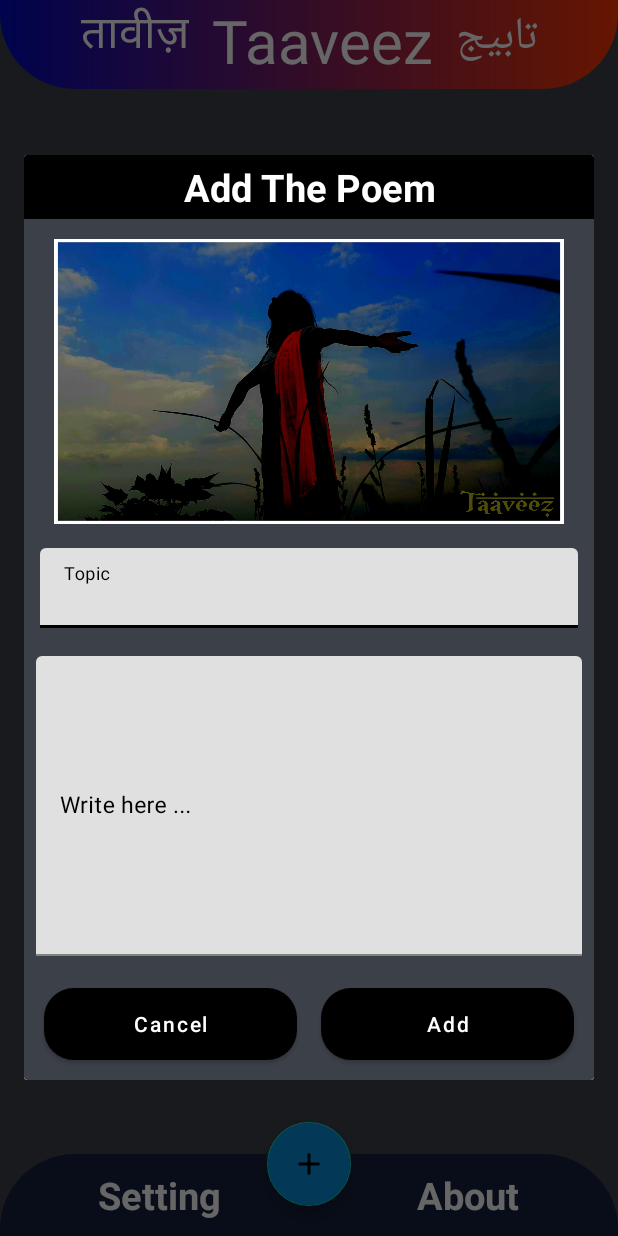
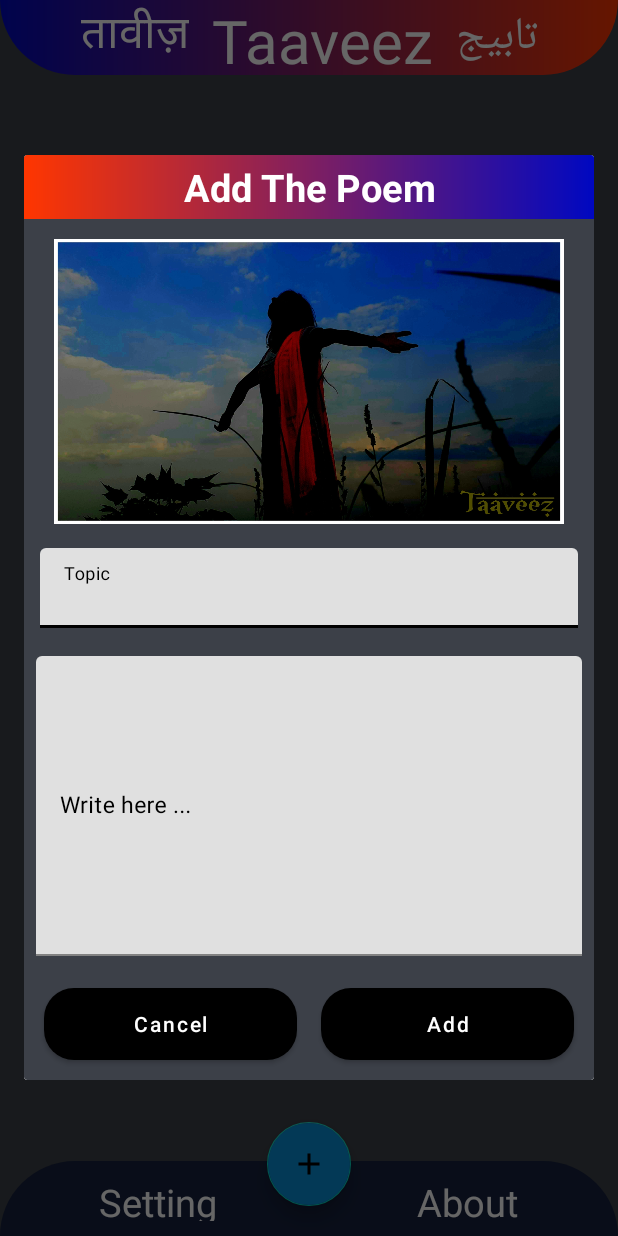
Before and after one commit to Suryansh1720001/Taaveez, an Android app: the Notes screen opened directly, with no data from a screen before it, after a tap on an icon or button, on a phone screen of 412 x 824 dp. Run offline under Robolectric (Android 15) with nearby library versions, the phone set to English and light mode, and no system bars.

Commit message:
update UI

```diff
--- a/app/src/main/java/com/google/mynotes/About.kt
+++ b/app/src/main/java/com/google/mynotes/About.kt
@@ -18,6 +18,8 @@ class About : AppCompatActivity() {
 
         binding?.btnAboutBack?.setOnClickListener {
             finish()
+            overridePendingTransition(R.drawable.slide_in_right,R.drawable.slide_out_rigth);
+
         }
 
 
--- a/app/src/main/java/com/google/mynotes/OpenPoem.kt
+++ b/app/src/main/java/com/google/mynotes/OpenPoem.kt
@@ -31,6 +31,8 @@ class OpenPoem : AppCompatActivity() {
             intent.flags =  Intent.FLAG_ACTIVITY_NEW_TASK or Intent.FLAG_ACTIVITY_CLEAR_TASK
             startActivity(intent)
             finish()
+            overridePendingTransition(R.drawable.slide_in_left,R.drawable.slide_out_rigth);
+
         }
     }
 }
--- a/app/src/main/java/com/google/mynotes/Setting.kt
+++ b/app/src/main/java/com/google/mynotes/Setting.kt
@@ -38,6 +38,8 @@ open class Setting : AppCompatActivity() {
 
         binding?.btnSettingBack?.setOnClickListener {
             finish()
+            overridePendingTransition(R.drawable.slide_in_left,R.drawable.slide_out_left);
+
         }
 
         binding?.llLanguage?.setOnClickListener {
--- /dev/null
+++ b/app/src/main/res/drawable/heading_bg_dialog.xml
@@ -0,0 +1,13 @@
+<?xml version="1.0" encoding="UTF-8"?>
+<shape xmlns:android="http://schemas.android.com/apk/res/android">
+    <solid android:color="#088ed7" />
+
+    <gradient
+        android:angle="360"
+        android:endColor="#0008C1"
+        android:startColor="#FF3600"
+        android:type="linear"
+
+        />
+
+</shape>
--- a/app/src/main/res/layout/activity_about.xml
+++ b/app/src/main/res/layout/activity_about.xml
@@ -10,7 +10,7 @@
 
     <FrameLayout
         android:layout_width="match_parent"
-        android:layout_height="wrap_content"
+        android:layout_height="50dp"
         app:layout_constraintTop_toTopOf="parent"
         app:layout_constraintStart_toStartOf="parent"
         app:layout_constraintEnd_toEndOf="parent"
@@ -26,7 +26,6 @@
             android:layout_gravity="center_horizontal"
             android:gravity="center_horizontal"
             android:textColor="@color/white"
-            android:textStyle="bold"
             android:layout_marginTop="5dp"
             android:layout_marginBottom="5dp"
             />
@@ -84,7 +83,6 @@
         android:layout_marginBottom="20dp"
         android:text="@string/back"
         android:padding="12dp"
-        android:textStyle="bold"
         android:textSize="19sp"
         android:layout_margin="12dp"
         android:foreground="?attr/selectableItemBackgroundBorderless"
--- a/app/src/main/res/layout/activity_notes.xml
+++ b/app/src/main/res/layout/activity_notes.xml
@@ -13,7 +13,7 @@
 
     <FrameLayout
     android:layout_width="match_parent"
-    android:layout_height="wrap_content"
+    android:layout_height="50dp"
     app:layout_constraintTop_toTopOf="parent"
     app:layout_constraintStart_toStartOf="parent"
     app:layout_constraintEnd_toEndOf="parent"
@@ -157,7 +157,7 @@
         <FrameLayout
             android:layout_weight="1"
             android:layout_width="match_parent"
-            android:layout_height="wrap_content"
+            android:layout_height="50dp"
             android:id="@+id/flbottom"
             android:background="@drawable/bottom_bg"
             app:layout_constraintStart_toStartOf="parent"
@@ -178,7 +178,7 @@
                     android:layout_height="wrap_content"
                     android:text="@string/setting"
                     android:foreground="?attr/selectableItemBackgroundBorderless"
-                    android:textStyle="bold"
+
                     android:layout_weight="1"
                     android:layout_marginTop="10dp"
                     android:layout_marginBottom="10dp"
@@ -199,8 +199,7 @@
                     android:gravity="center"
                     android:text="@string/about"
                     android:textColor="@color/white"
-                    android:textSize="25sp"
-                    android:textStyle="bold" />
+                    android:textSize="25sp" />
 
 
 
--- a/app/src/main/res/layout/activity_open_poem.xml
+++ b/app/src/main/res/layout/activity_open_poem.xml
@@ -28,7 +28,6 @@
             android:layout_gravity="center_horizontal"
             android:textColor="@color/white"
             android:layout_marginTop="5dp"
-            android:textStyle="bold"
            android:layout_marginBottom="5dp"
             android:textSize="28sp"
             />
@@ -76,7 +75,6 @@
         android:layout_marginBottom="20dp"
         android:text="@string/back"
         android:padding="12dp"
-        android:textStyle="bold"
         android:textSize="19sp"
         android:layout_margin="12dp"
         android:foreground="?attr/selectableItemBackgroundBorderless"
--- a/app/src/main/res/layout/activity_setting.xml
+++ b/app/src/main/res/layout/activity_setting.xml
@@ -9,7 +9,7 @@
 
     <FrameLayout
         android:layout_width="match_parent"
-        android:layout_height="wrap_content"
+        android:layout_height="50dp"
         app:layout_constraintTop_toTopOf="parent"
         app:layout_constraintStart_toStartOf="parent"
         app:layout_constraintEnd_toEndOf="parent"
@@ -25,7 +25,6 @@
             android:layout_gravity="center_horizontal"
             android:gravity="center_horizontal"
             android:textColor="@color/white"
-            android:textStyle="bold"
             android:layout_marginTop="5dp"
             android:layout_marginBottom="5dp"
             />
@@ -106,7 +105,6 @@
         android:padding="12dp"
         android:foreground="?attr/selectableItemBackgroundBorderless"
 
-        android:textStyle="bold"
         android:textSize="19sp"
         android:layout_margin="12dp"
         />
--- a/app/src/main/res/layout/delete_item.xml
+++ b/app/src/main/res/layout/delete_item.xml
@@ -19,7 +19,7 @@
                 android:layout_width="match_parent"
                 android:layout_height="wrap_content"
                 android:orientation="horizontal"
-                android:background="@color/black"
+                android:background="@drawable/heading_bg_dialog"
                 app:layout_constraintTop_toTopOf="parent"
                 app:layout_constraintStart_toStartOf="parent"
                 app:layout_constraintEnd_toEndOf="parent"
--- a/app/src/main/res/layout/item_poem.xml
+++ b/app/src/main/res/layout/item_poem.xml
@@ -57,7 +57,6 @@
         android:layout_height="wrap_content"
         tools:text="@string/Topic"
         android:textSize="22sp"
-        android:textStyle="bold"
         android:id="@+id/tvtextTopic"
         android:gravity="center"
             android:layout_marginTop="3dp"
--- a/app/src/main/res/layout/notes_add_dialog.xml
+++ b/app/src/main/res/layout/notes_add_dialog.xml
@@ -23,7 +23,7 @@
                 android:layout_width="match_parent"
                 android:layout_height="wrap_content"
                 android:orientation="horizontal"
-                android:background="@color/black"
+                android:background="@drawable/heading_bg_dialog"
                 android:layout_marginBottom="8dp"
                 >
 
--- a/app/src/main/res/layout/update_notes.xml
+++ b/app/src/main/res/layout/update_notes.xml
@@ -24,7 +24,7 @@
         android:layout_width="match_parent"
         android:layout_height="wrap_content"
         android:orientation="horizontal"
-        android:background="@color/black"
+        android:background="@drawable/heading_bg_dialog"
         app:layout_constraintTop_toTopOf="parent"
         app:layout_constraintStart_toStartOf="parent"
         app:layout_constraintEnd_toEndOf="parent"
@@ -52,7 +52,7 @@
         <ImageView
             android:layout_width="match_parent"
             android:layout_height="190dp"
-            android:layout_margin="5dp"
+            android:layout_marginTop="7dp"
             android:src="@drawable/iv_update_poem"
             android:id="@+id/iv_update"
             tools:visibility="visible"
```
